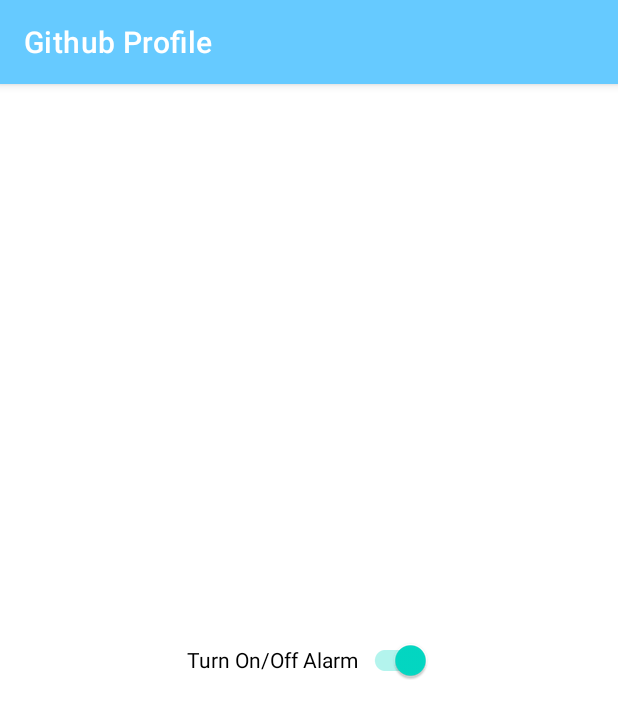
After one commit to specialOne16/Github-Profile, an Android app: the SettingActivity screen opened directly, with no data from a screen before it, on a phone screen of 412 x 824 dp. The commit adds this screen. Shown: the top 718 px of the screen. Run offline under Robolectric (Android 15) with nearby library versions, the phone set to English and light mode, and no system bars.

Commit message:
add daily reminder

```diff
--- /dev/null
+++ b/app/src/main/java/com/jundapp/githubprofile/SharedPreferencesManager.kt
@@ -0,0 +1,31 @@
+package com.jundapp.githubprofile
+
+import android.content.Context
+
+class SharedPreferencesManager(context: Context) {
+    companion object {
+        private const val PREFS_NAME = "setting_pref"
+        private const val REMINDER = "reminder"
+
+        private const val REMINDER_UNDEF = 0
+        private const val REMINDER_ON = 1
+        private const val REMINDER_OFF = 2
+
+    }
+
+    private val preferences = context.getSharedPreferences(PREFS_NAME, Context.MODE_PRIVATE)
+
+    fun setReminder(value: Boolean){
+        val editor = preferences.edit()
+        if(value) editor.putInt(REMINDER, REMINDER_ON)
+        else editor.putInt(REMINDER, REMINDER_OFF)
+        editor.apply()
+    }
+    fun getReminder(): Boolean? {
+        return when(preferences.getInt(REMINDER, REMINDER_UNDEF)){
+            REMINDER_ON -> true
+            REMINDER_OFF -> false
+            else -> null
+        }
+    }
+}
--- a/app/src/main/java/com/jundapp/githubprofile/activity/MainActivity.kt
+++ b/app/src/main/java/com/jundapp/githubprofile/activity/MainActivity.kt
@@ -42,6 +42,11 @@ class MainActivity : AppCompatActivity() {
                 startActivity(i)
                 return true
             }
+            R.id.setting -> {
+                val i = Intent(this, SettingActivity::class.java)
+                startActivity(i)
+                return true
+            }
             else -> return true
         }
     }
--- /dev/null
+++ b/app/src/main/java/com/jundapp/githubprofile/activity/SettingActivity.kt
@@ -0,0 +1,35 @@
+package com.jundapp.githubprofile.activity
+
+import androidx.appcompat.app.AppCompatActivity
+import android.os.Bundle
+import com.jundapp.githubprofile.AlarmReceiver
+import com.jundapp.githubprofile.SharedPreferencesManager
+import com.jundapp.githubprofile.databinding.ActivitySettingBinding
+
+class SettingActivity : AppCompatActivity() {
+
+    private lateinit var binding: ActivitySettingBinding
+    private lateinit var alarmReceiver: AlarmReceiver
+
+    override fun onCreate(savedInstanceState: Bundle?) {
+        super.onCreate(savedInstanceState)
+        binding = ActivitySettingBinding.inflate(layoutInflater)
+        setContentView(binding.root)
+
+        alarmReceiver = AlarmReceiver()
+
+        val sharedPrefManager = SharedPreferencesManager(this)
+        binding.alarmSwitch.isChecked = sharedPrefManager.getReminder() ?: false
+
+        binding.alarmSwitch.setOnCheckedChangeListener { buttonView, isChecked ->
+            if(isChecked){
+                sharedPrefManager.setReminder(true)
+                alarmReceiver.setReminderAt9AM(this)
+            }else{
+                sharedPrefManager.setReminder(false)
+                alarmReceiver.cancelReminderAt9AM(this)
+            }
+        }
+
+    }
+}
--- /dev/null
+++ b/app/src/main/res/layout/activity_setting.xml
@@ -0,0 +1,15 @@
+<?xml version="1.0" encoding="utf-8"?>
+<LinearLayout xmlns:android="http://schemas.android.com/apk/res/android"
+    xmlns:tools="http://schemas.android.com/tools"
+    android:layout_width="match_parent"
+    android:layout_height="match_parent"
+    android:gravity="center"
+    tools:context=".activity.SettingActivity">
+
+    <androidx.appcompat.widget.SwitchCompat
+        android:id="@+id/alarmSwitch"
+        android:text="@string/turn_on_off_alarm"
+        android:layout_width="wrap_content"
+        android:layout_height="wrap_content"/>
+
+</LinearLayout>
--- a/app/src/main/res/menu/menu_main.xml
+++ b/app/src/main/res/menu/menu_main.xml
@@ -5,6 +5,11 @@
     <item android:id="@+id/love"
         android:title="@string/love"
         android:icon = "@drawable/ic_favorite"
+        app:showAsAction="ifRoom" />
+
+    <item android:id="@+id/setting"
+        android:title="@string/setting"
+        android:icon = "@drawable/ic_settings"
         app:showAsAction="always" />
 
 </menu>
--- a/app/src/main/res/values/strings.xml
+++ b/app/src/main/res/values/strings.xml
@@ -15,6 +15,7 @@
     <string name="no_entry_found">No entry found.</string>
 
     <string name="love">Favorites</string>
+    <string name="setting">Settings</string>
 
     <string name="add_favorites">%1$s Added to favorites</string>
     <string name="failed_add_favorites">Failed to add user</string>
@@ -26,5 +27,8 @@
     <string name="desc_search_button" translatable="false">Search button</string>
     <string name="desc_logo" translatable="false">logo</string>
     <string name="favorites">Add To Favorites</string>
+    <string name="turn_on_off_alarm">Turn On/Off Alarm</string>
+
+    <string name="notif_message">Let\'s find amazing person in github!</string>
 
 </resources>
```
Also changed, not shown: app/src/main/AndroidManifest.xml (+8 -0 lines), app/src/main/java/com/jundapp/githubprofile/AlarmReceiver.kt (added, +97 -0 lines), app/src/main/java/com/jundapp/githubprofile/activity/SplashActivity.kt (+8 -0 lines), app/src/main/res/drawable/ic_settings.xml (added, +7 -0 lines), 1 other file.
